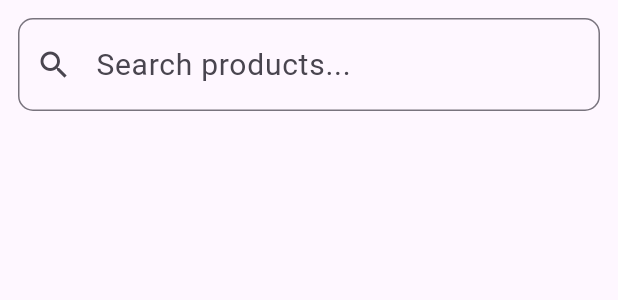
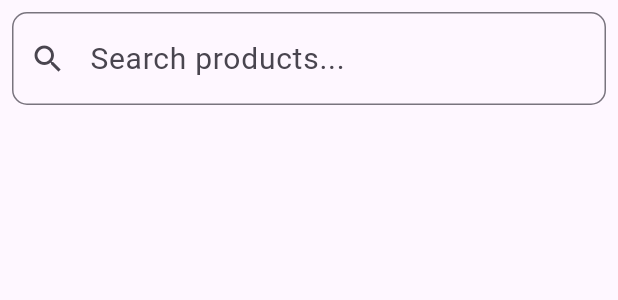
Before and after one commit to obaidul360/Project-Task, a Flutter app: the SearchBox widget shown alone on an empty page, opened directly, on a phone screen of 412 x 824 dp. Shown: the top 300 px of the screen. Run offline on Flutter 3.47's test engine with Material 3 defaults, Android fonts, the phone set to English and light mode, and no system bars; our stand-ins replace flutter_screenutil; network calls fail.

Commit message:
catagorise/filter update

```diff
--- a/lib/src/task_two/home/home_ui.dart
+++ b/lib/src/task_two/home/home_ui.dart
@@ -31,7 +31,7 @@ class HomePage extends StatelessWidget {
         centerTitle: true,
         automaticallyImplyLeading: false,
         actions: [
-          IconButton(onPressed: (){}, icon: Icon(Icons.person,size: 28,))
+          IconButton(onPressed: () {}, icon: Icon(Icons.person, size: 28)),
         ],
       ),
       drawer: Drawer(),
@@ -41,7 +41,10 @@ class HomePage extends StatelessWidget {
               children: [
                 SearchBox(),
                 CategoryDropdown(),
+                SizedBox(height: 5),
                 Expanded(
+                  child: Padding(
+                    padding: const EdgeInsets.all(5.0),
                     child: ListView.builder(
                       itemCount: provider.filteredProducts.length,
                       itemBuilder: (context, index) {
@@ -63,6 +66,7 @@ class HomePage extends StatelessWidget {
                       },
                     ),
                   ),
+                ),
               ],
             ),
     );
--- a/lib/src/task_two/widgets/filter_box.dart
+++ b/lib/src/task_two/widgets/filter_box.dart
@@ -21,7 +21,7 @@ class CategoryDropdown extends StatelessWidget {
     String selectedCategory = "Filter";
 
     return Padding(
-      padding: const EdgeInsets.symmetric(horizontal: 12.0, vertical: 4),
+      padding: const EdgeInsets.symmetric(horizontal: 8.0, vertical: 4),
       child: StatefulBuilder(
         builder: (context, setState) {
           return DropdownButtonFormField<String>(
--- a/lib/src/task_two/widgets/search_box.dart
+++ b/lib/src/task_two/widgets/search_box.dart
@@ -11,7 +11,7 @@ class SearchBox extends StatelessWidget {
     final provider = Provider.of<ProductProvider>(context, listen: false);
 
     return Padding(
-      padding: const EdgeInsets.all(12.0),
+      padding: const EdgeInsets.all(8.0),
       child: TextField(
         style: TextStyle(color: Colors.blueAccent, fontSize: 20),
         onChanged: (value) => provider.searchProduct(value),
```
Lines whose indentation alone changed are shown as unchanged.
